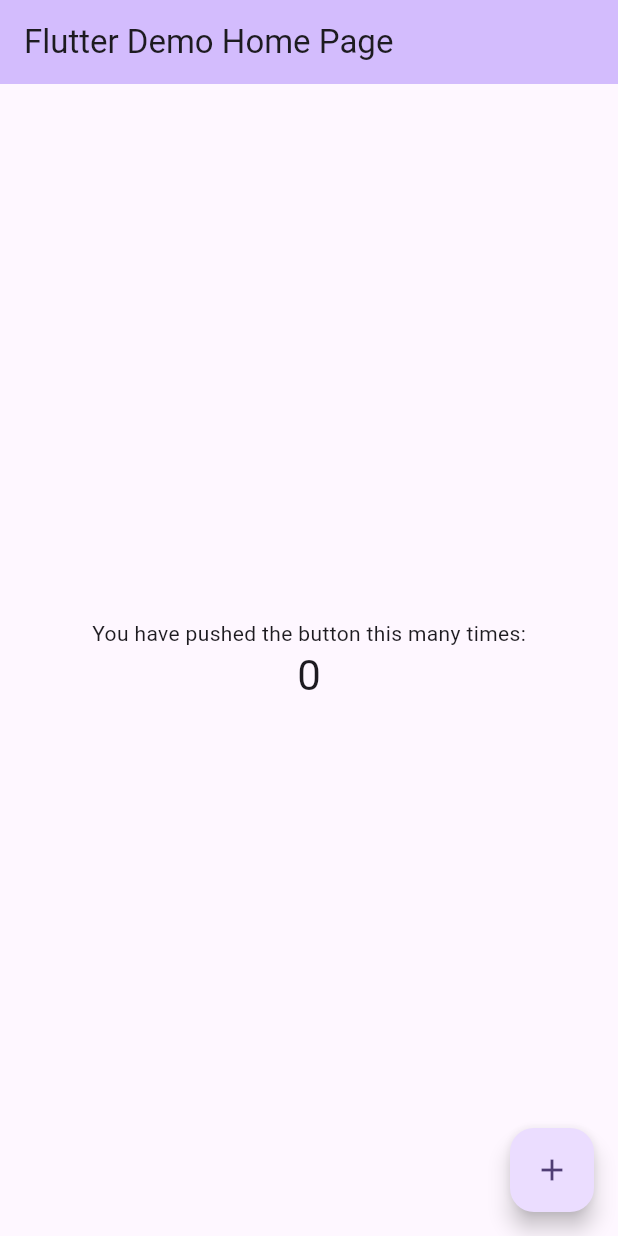
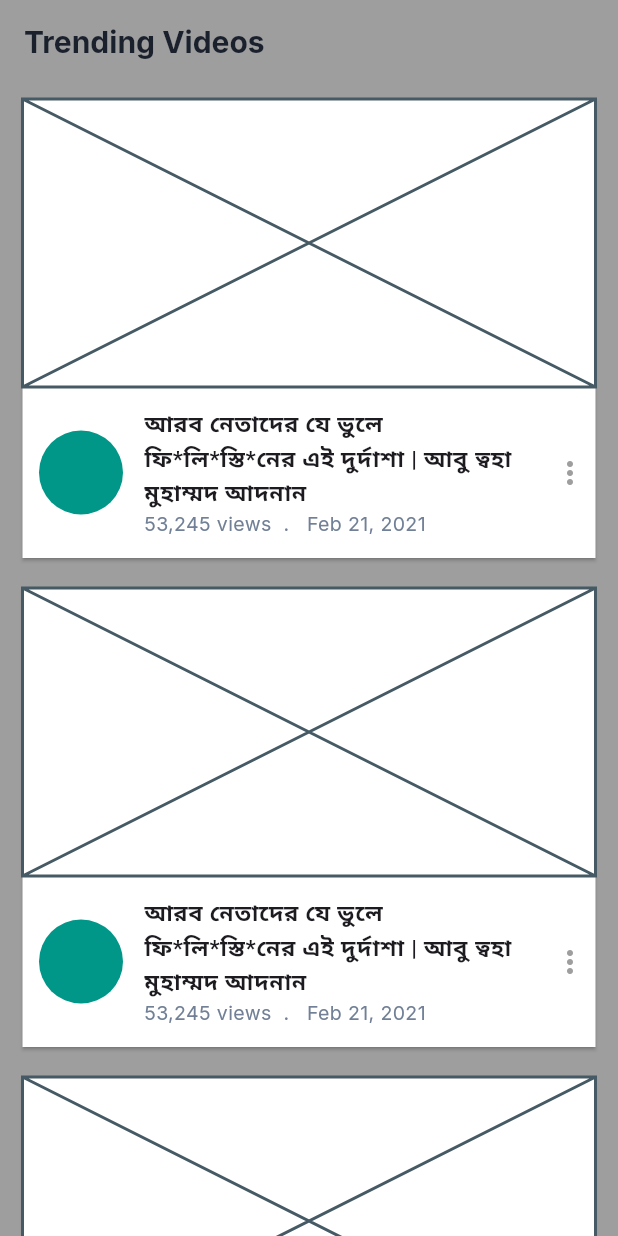
Before and after one commit to golamsarwer97/flutter_video_player, a Flutter app: the screen it shows after launch, on a phone screen of 412 x 824 dp. Run offline on Flutter 3.47's test engine with Material 3 defaults, Android fonts, the phone set to English and light mode, and no system bars; our stand-ins replace flutter_screenutil, google_fonts.

Commit message:
completed home page ui

```diff
--- a/lib/main.dart
+++ b/lib/main.dart
@@ -1,4 +1,5 @@
 import 'package:flutter/material.dart';
+import 'package:flutter_video_player/screens/home_page.dart';
 
 void main() {
   runApp(const MyApp());
@@ -11,27 +12,16 @@ class MyApp extends StatelessWidget {
   @override
   Widget build(BuildContext context) {
     return MaterialApp(
-      title: 'Flutter Demo',
+      title: 'Flutter Video Player',
+      debugShowCheckedModeBanner: false,
       theme: ThemeData(
-        // This is the theme of your application.
-        //
-        // TRY THIS: Try running your application with "flutter run". You'll see
-        // the application has a blue toolbar. Then, without quitting the app,
-        // try changing the seedColor in the colorScheme below to Colors.green
-        // and then invoke "hot reload" (save your changes or press the "hot
-        // reload" button in a Flutter-supported IDE, or press "r" if you used
-        // the command line to start the app).
-        //
-        // Notice that the counter didn't reset back to zero; the application
-        // state is not lost during the reload. To reset the state, use hot
-        // restart instead.
-        //
-        // This works for code too, not just values: Most code changes can be
-        // tested with just a hot reload.
         colorScheme: ColorScheme.fromSeed(seedColor: Colors.deepPurple),
         useMaterial3: true,
       ),
-      home: const MyHomePage(title: 'Flutter Demo Home Page'),
+      home: const HomePage(),
+      routes: {
+        HomePage.routeName: (context) => HomePage(),
+      },
     );
   }
 }
--- /dev/null
+++ b/lib/screens/home_page.dart
@@ -0,0 +1,87 @@
+// ignore_for_file: prefer_const_constructors
+
+import 'package:flutter/material.dart';
+import 'package:flutter_screenutil/flutter_screenutil.dart';
+import 'package:google_fonts/google_fonts.dart';
+
+class HomePage extends StatelessWidget {
+  static const routeName = '/home-page';
+  const HomePage({super.key});
+
+  @override
+  Widget build(BuildContext context) {
+    return Scaffold(
+      backgroundColor: Colors.grey,
+      appBar: AppBar(
+        backgroundColor: Colors.transparent,
+        elevation: 0,
+        centerTitle: false,
+        title: Text(
+          'Trending Videos',
+          style: GoogleFonts.inter(
+            textStyle: const TextStyle(
+                color: Color(0xff1A202C),
+                fontSize: 20,
+                fontWeight: FontWeight.w700),
+          ),
+        ),
+      ),
+      body: ListView.builder(
+        itemCount: 20,
+        itemBuilder: (context, index) {
+          return Card(
+            color: Colors.white,
+            shape: RoundedRectangleBorder(
+              borderRadius: BorderRadius.circular(0),
+            ),
+            margin: EdgeInsets.symmetric(horizontal: 15, vertical: 10),
+            child: Column(
+              mainAxisAlignment: MainAxisAlignment.start,
+              crossAxisAlignment: CrossAxisAlignment.start,
+              mainAxisSize: MainAxisSize.min,
+              children: [
+                Placeholder(
+                  fallbackHeight: 192,
+                  fallbackWidth: double.infinity,
+                ),
+                ListTile(
+                  contentPadding: EdgeInsets.all(5),
+                  // minLeadingWidth: 0,
+                  // minVerticalPadding: 0,
+                  horizontalTitleGap: 8,
+                  leading: CircleAvatar(
+                    radius: 34,
+                    backgroundColor: Colors.teal,
+                  ),
+                  title: Text(
+                    'আরব নেতাদের যে ভুলে ফি*লি*স্তি*নের এই দুর্দাশা | আবু ত্বহা মুহাম্মদ আদনান',
+                    textAlign: TextAlign.start,
+                    style: GoogleFonts.hindSiliguri(
+                        textStyle: TextStyle(
+                      fontSize: 15,
+                      fontWeight: FontWeight.w600,
+                    )),
+                  ),
+                  subtitle: Text(
+                    '53,245 views  .   Feb 21, 2021',
+                    style: GoogleFonts.inter(
+                      textStyle: TextStyle(
+                        color: Color(0xff718096),
+                        fontSize: 13,
+                        fontWeight: FontWeight.w400,
+                      ),
+                    ),
+                  ),
+                  trailing: Icon(
+                    Icons.more_vert,
+                    color: Colors.grey,
+                  ),
+                )
+              ],
+            ),
+          );
+        },
+      ),
+    );
+  }
+}
--- a/pubspec.yaml
+++ b/pubspec.yaml
@@ -38,6 +38,8 @@ dependencies:
   video_player: ^2.8.1
   get: ^4.6.6
   appinio_video_player: ^1.2.2
+  flutter_screenutil: ^5.9.0
+  google_fonts: ^6.1.0
 
 dev_dependencies:
   flutter_test:
```
Also changed, not shown: pubspec.lock, 1 other file.
